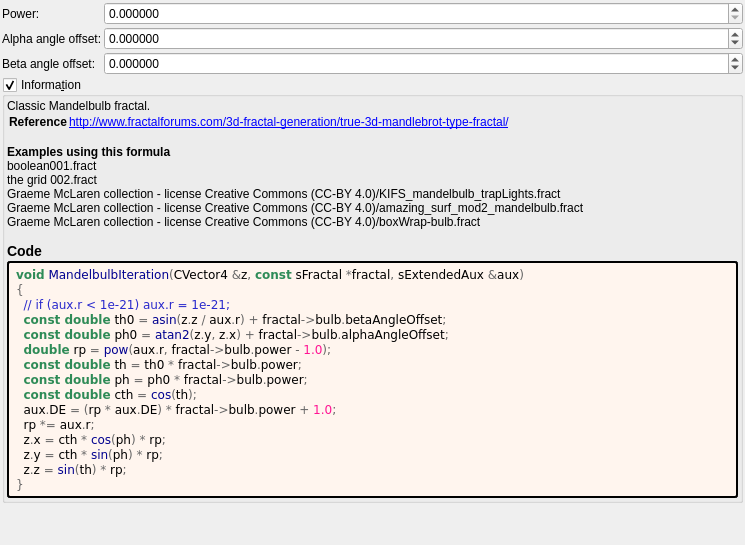
First picture: the form in mandelbulber2/formula/ui/mandelbulb.ui, repository buddhi1980/mandelbulber2, before the edit.
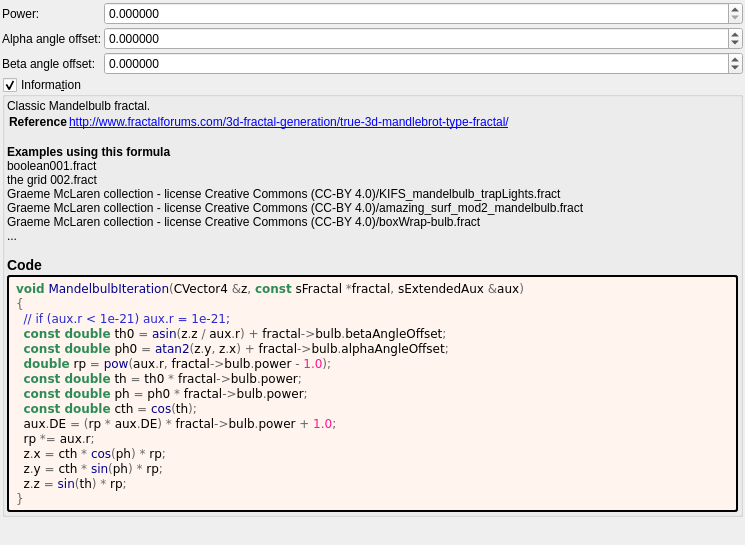
Second picture: the form after the edit. Custom widgets are drawn as their Qt base class.

What changed in the file:
```diff
--- a/mandelbulber2/formula/ui/mandelbulb.ui
+++ b/mandelbulber2/formula/ui/mandelbulb.ui
@@ -175,7 +175,7 @@
 &lt;tr&gt;&lt;th&gt;Reference&lt;/th&gt;&lt;td&gt;&lt;a href=&quot;http://www.fractalforums.com/3d-fractal-generation/true-3d-mandlebrot-type-fractal/&quot;&gt;http://www.fractalforums.com/3d-fractal-generation/true-3d-mandlebrot-type-fractal/&lt;br&gt;
 &lt;/td&gt;&lt;/tr&gt;
 &lt;/table&gt;
-&lt;br&gt;&lt;b&gt;Examples using this formula&lt;/b&gt;&lt;br&gt;boolean001.fract&lt;br&gt;the grid 002.fract&lt;br&gt;Graeme McLaren  collection - license Creative Commons  (CC-BY 4.0)/KIFS_mandelbulb_trapLights.fract&lt;br&gt;Graeme McLaren  collection - license Creative Commons  (CC-BY 4.0)/amazing_surf_mod2_mandelbulb.fract&lt;br&gt;Graeme McLaren  collection - license Creative Commons  (CC-BY 4.0)/boxWrap-bulb.fract&lt;h3&gt;Code&lt;/h3&gt;</string>
+&lt;br&gt;&lt;b&gt;Examples using this formula&lt;/b&gt;&lt;br&gt;boolean001.fract&lt;br&gt;the grid 002.fract&lt;br&gt;Graeme McLaren  collection - license Creative Commons  (CC-BY 4.0)/KIFS_mandelbulb_trapLights.fract&lt;br&gt;Graeme McLaren  collection - license Creative Commons  (CC-BY 4.0)/amazing_surf_mod2_mandelbulb.fract&lt;br&gt;Graeme McLaren  collection - license Creative Commons  (CC-BY 4.0)/boxWrap-bulb.fract&lt;br&gt;...&lt;h3&gt;Code&lt;/h3&gt;</string>
         </property>
         <property name="wordWrap">
          <bool>true</bool>
```
